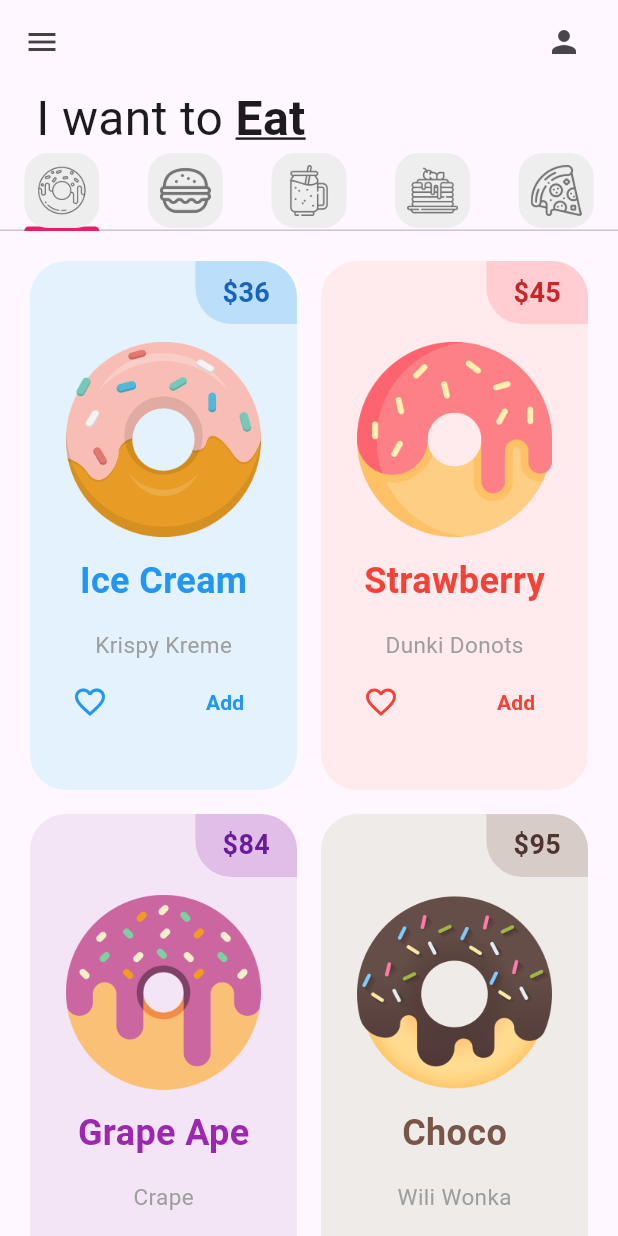
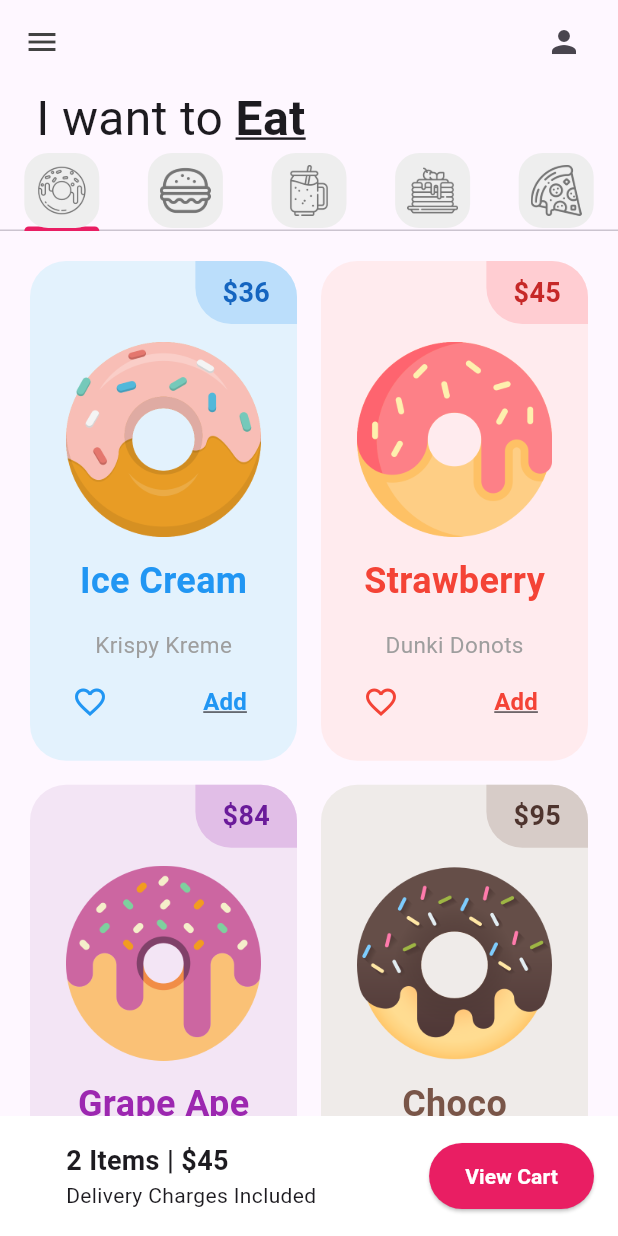
Before and after one commit to AcronMaster/donut_app_4sa, a Flutter app: the screen it shows after launch, on a phone screen of 412 x 824 dp. Run offline on Flutter 3.47's test engine with Material 3 defaults, Android fonts, the phone set to English and light mode, and no system bars.

Commit message:
ShopppingCart Added

```diff
--- a/lib/pages/home_page.dart
+++ b/lib/pages/home_page.dart
@@ -4,6 +4,7 @@ import 'package:donut_app_4sa/tabs/pancakes_tab.dart';
 import 'package:donut_app_4sa/tabs/pizza_tab.dart';
 import 'package:donut_app_4sa/tabs/smoothie_tab.dart';
 import 'package:donut_app_4sa/utils/my_tab.dart';
+import 'package:donut_app_4sa/utils/shopping_cart.dart';
 import 'package:flutter/material.dart';
 
 class HomePage extends StatefulWidget {
@@ -93,6 +94,7 @@ class _MyWidgetState extends State<HomePage> {
             ),
 
             // 4: Carrito(Catr)
+            ShoppingCart()
           ],
         ),
       ),
--- a/lib/tabs/donut_tab.dart
+++ b/lib/tabs/donut_tab.dart
@@ -38,7 +38,7 @@ class DonutTab extends StatelessWidget {
           //numero de columnas
           crossAxisCount: 2,
           //proporcion entre ancho y largo
-          childAspectRatio: 1 / 1.9),
+          childAspectRatio: 1 / 1.8),
       //Cuantos elementos
       itemCount: 4,
       padding: const EdgeInsets.all(12),
--- a/lib/utils/donu_tile.dart
+++ b/lib/utils/donu_tile.dart
@@ -87,9 +87,11 @@ class DonutTile extends StatelessWidget {
                       onPressed: () {},
                       child: Text("Add",
                           style: TextStyle(
-                              fontSize: 14,
-                              color: donutColor,
-                              fontWeight: FontWeight.bold))),
+                            fontSize: 16,
+                            color: donutColor,
+                            fontWeight: FontWeight.bold,
+                            decoration: (TextDecoration.underline),
+                          ))),
                 ],
               ),
             ),
--- /dev/null
+++ b/lib/utils/shopping_cart.dart
@@ -0,0 +1,48 @@
+import "package:flutter/material.dart";
+
+class ShoppingCart extends StatelessWidget {
+  const ShoppingCart({
+    super.key,
+  });
+
+  @override
+  Widget build(BuildContext context) {
+    return Container(
+      color: Colors.white,
+      padding: const EdgeInsets.all(16),
+      child: Row(
+        mainAxisAlignment: MainAxisAlignment.spaceBetween,
+        children: [
+          Padding(
+            padding: EdgeInsets.only(left: 28),
+            child: Column(
+              crossAxisAlignment: CrossAxisAlignment.start,
+              children: [
+                Text(
+                  "2 Items | \$45",
+                  style: TextStyle(
+                    fontWeight: FontWeight.bold,
+                    fontSize: 18,
+                  ),
+                ),
+                Text("Delivery Charges Included")
+              ],
+            ),
+          ),
+          ElevatedButton(
+            onPressed: () {},
+            style: ElevatedButton.styleFrom(
+              backgroundColor: Colors.pink,
+              padding: const EdgeInsets.symmetric(horizontal: 24, vertical: 12),
+            ),
+            child: Text(
+              "View Cart",
+              style:
+                  TextStyle(color: Colors.white, fontWeight: FontWeight.bold),
+            ),
+          )
+        ],
+      ),
+    );
+  }
+}
```
